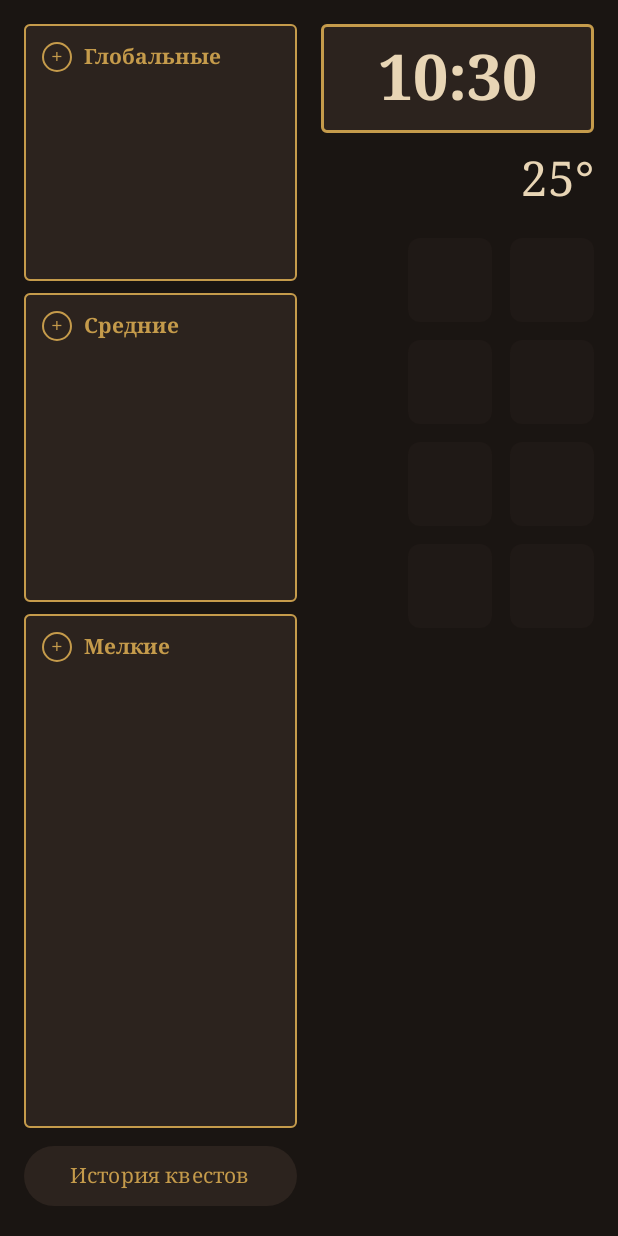
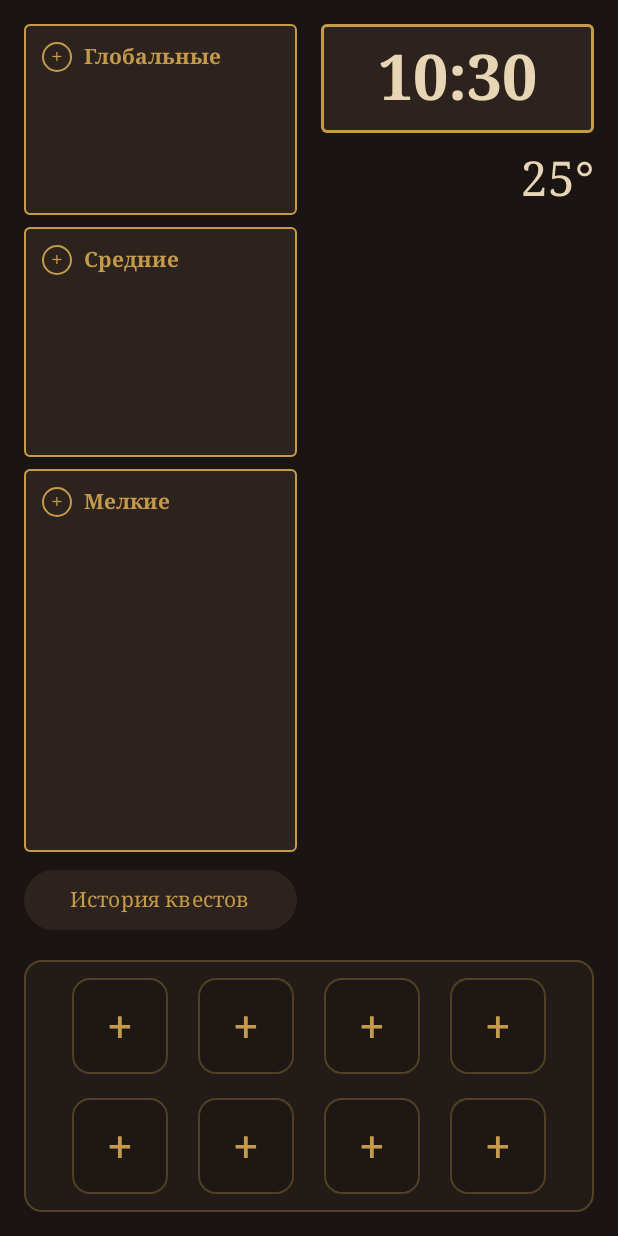
Before and after one commit to Altegro-Salvatore/MyLauncher, an Android app built with Jetpack Compose: the screen it shows after launch (MainActivity), on a phone screen of 412 x 824 dp. Run offline under Robolectric (Android 15) with nearby library versions, the phone set to English and light mode, and no system bars.

Commit message:
Update MainActivity.kt

```diff
--- a/app/src/main/java/com/altegro/launcher/MainActivity.kt
+++ b/app/src/main/java/com/altegro/launcher/MainActivity.kt
@@ -1,13 +1,10 @@
 package com.altegro.launcher
 
-import android.app.AppOpsManager
-import android.app.usage.UsageEvents
-import android.app.usage.UsageStatsManager
 import android.content.Context
 import android.content.Intent
+import android.content.pm.PackageManager
 import android.graphics.drawable.Drawable
 import android.os.Bundle
-import android.provider.Settings
 import androidx.activity.ComponentActivity
 import androidx.activity.compose.setContent
 import androidx.compose.foundation.ExperimentalFoundationApi
@@ -17,6 +14,9 @@ import androidx.compose.foundation.border
 import androidx.compose.foundation.clickable
 import androidx.compose.foundation.layout.*
 import androidx.compose.foundation.lazy.LazyColumn
+import androidx.compose.foundation.lazy.grid.GridCells
+import androidx.compose.foundation.lazy.grid.LazyVerticalGrid
+import androidx.compose.foundation.lazy.grid.items
 import androidx.compose.foundation.lazy.items
 import androidx.compose.foundation.pager.HorizontalPager
 import androidx.compose.foundation.pager.rememberPagerState
@@ -35,12 +35,11 @@ import androidx.compose.ui.text.font.FontWeight
 import androidx.compose.ui.text.input.KeyboardType
 import androidx.compose.ui.text.style.TextAlign
 import androidx.compose.ui.text.style.TextDecoration
+import androidx.compose.ui.text.style.TextOverflow
 import androidx.compose.ui.unit.dp
 import androidx.compose.ui.unit.sp
 import androidx.core.graphics.drawable.toBitmap
-import kotlinx.coroutines.Dispatchers
 import kotlinx.coroutines.delay
-import kotlinx.coroutines.withContext
 import org.json.JSONArray
 import org.json.JSONObject
 import java.text.SimpleDateFormat
@@ -55,9 +54,10 @@ val ColorParchment = Color(0xFFE8D5B5)
 val ColorHp = Color(0xFFD9534F)
 val ColorMp = Color(0xFF5BC0DE)
 
-data class AppInfo(val name: String, val packageName: String, val icon: Drawable)
 data class TaskItem(val id: String, val title: String, val category: String, val isDone: Boolean = false)
+data class SimpleAppInfo(val name: String, val packageName: String, val icon: Drawable)
 
+// Сохранение и загрузка задач
 fun saveTasks(context: Context, tasks: List<TaskItem>) {
     val jsonArray = JSONArray()
     tasks.forEach {
@@ -81,41 +81,50 @@ fun loadTasks(context: Context): List<TaskItem> {
     return list
 }
 
-fun hasUsageStatsPermission(context: Context): Boolean {
-    val appOps = context.getSystemService(Context.APP_OPS_SERVICE) as AppOpsManager
-    val mode = appOps.unsafeCheckOpNoThrow(AppOpsManager.OPSTR_GET_USAGE_STATS, android.os.Process.myUid(), context.packageName)
-    return mode == AppOpsManager.MODE_ALLOWED
+// Сохранение и загрузка выбранных приложений
+fun saveAppSelection(context: Context, packages: List<String>) {
+    val jsonArray = JSONArray(packages)
+    context.getSharedPreferences("launcher_prefs", Context.MODE_PRIVATE).edit().putString("selected_apps", jsonArray.toString()).apply()
 }
 
-// Выполняется в фоне (Dispatchers.IO), чтобы не вешать интерфейс
-suspend fun getFrequentApps(context: Context): List<AppInfo> = withContext(Dispatchers.IO) {
-    val usageStatsManager = context.getSystemService(Context.USAGE_STATS_SERVICE) as UsageStatsManager
-    val endTime = System.currentTimeMillis()
-    val beginTime = endTime - 1000L * 60 * 60 * 24 * 7
-    val usageEvents = usageStatsManager.queryEvents(beginTime, endTime)
-    val event = UsageEvents.Event()
-    val launchCounts = mutableMapOf<String, Int>()
-    val pm = context.packageManager
-
-    while (usageEvents.hasNextEvent()) {
-        usageEvents.getNextEvent(event)
-        if (event.eventType == UsageEvents.Event.ACTIVITY_RESUMED) {
-            val pkg = event.packageName
-            if (pkg != context.packageName && pkg != "com.android.systemui") {
-                if (pm.getLaunchIntentForPackage(pkg) != null) {
-                    launchCounts[pkg] = launchCounts.getOrDefault(pkg, 0) + 1
+fun loadAppSelection(context: Context): List<String> {
+    val prefs = context.getSharedPreferences("launcher_prefs", Context.MODE_PRIVATE)
+    val list = mutableListOf<String>()
+    try {
+        val jsonArray = JSONArray(prefs.getString("selected_apps", "[]") ?: "[]")
+        for (i in 0 until jsonArray.length()) {
+            list.add(jsonArray.getString(i))
         }
-            }
-        }
+    } catch (e: Exception) {}
+    return list
 }
 
-    launchCounts.entries.sortedByDescending { it.value }
-        .mapNotNull {
+// Получить ВСЕ установленные приложения (для меню выбора)
+fun getAllInstalledApps(context: Context): List<SimpleAppInfo> {
+    val pm = context.packageManager
+    val intent = Intent(Intent.ACTION_MAIN, null)
+    intent.addCategory(Intent.CATEGORY_LAUNCHER)
+    val resolveInfoList = pm.queryIntentActivities(intent, 0)
+
+    return resolveInfoList.mapNotNull { resolveInfo ->
         try {
-                val appInfo = pm.getApplicationInfo(it.key, 0)
-                AppInfo(pm.getApplicationLabel(appInfo).toString(), it.key, pm.getApplicationIcon(it.key))
+            val pkg = resolveInfo.activityInfo.packageName
+            val name = resolveInfo.loadLabel(pm).toString()
+            val icon = resolveInfo.loadIcon(pm)
+            SimpleAppInfo(name, pkg, icon)
         } catch (e: Exception) { null }
-        }.distinctBy { it.packageName }.take(8)
+    }.sortedBy { it.name }
+}
+
+// Получить инфу о конкретных приложениях по их пакетам
+fun getAppsByPackages(context: Context, packages: List<String>): List<SimpleAppInfo?> {
+    val pm = context.packageManager
+    return packages.map { pkg ->
+        try {
+            val info = pm.getApplicationInfo(pkg, 0)
+            SimpleAppInfo(pm.getApplicationLabel(info).toString(), pkg, pm.getApplicationIcon(pkg))
+        } catch (e: Exception) { null }
+    }
 }
 
 @OptIn(ExperimentalFoundationApi::class)
@@ -131,7 +140,6 @@ class MainActivity : ComponentActivity() {
     }
 }
 
-// Выносим часы в отдельный компонент, чтобы они не перерисовывали весь экран каждую секунду
 @Composable
 fun ClockWidget() {
     var currentTime by remember { mutableStateOf("") }
@@ -149,14 +157,56 @@ fun ClockWidget() {
 @Composable
 fun ScreenOne() {
     val context = LocalContext.current
-    var apps by remember { mutableStateOf<List<AppInfo>>(emptyList()) }
-    var hasPermission by remember { mutableStateOf(hasUsageStatsPermission(context)) }
+    var tasks by remember { mutableStateOf(loadTasks(context)) }
 
-    var tasks by remember { mutableStateOf(loadTasks(context)) }
+    // Состояние для приложений
+    var selectedPackages by remember { mutableStateOf(loadAppSelection(context)) }
+    var showAppPicker by remember { mutableStateOf(false) }
+    var appToReplaceIndex by remember { mutableStateOf(-1) }
+    val allInstalledApps = remember { getAllInstalledApps(context) }
+
     var showAddDialog by remember { mutableStateOf(false) }
     var showHistoryDialog by remember { mutableStateOf(false) }
     var inputTask by remember { mutableStateOf("") }
     var currentCategory by remember { mutableStateOf("Major") }
+
+    // Меню выбора приложений
+    if (showAppPicker) {
+        AlertDialog(
+            onDismissRequest = { showAppPicker = false }, containerColor = ColorCardBg,
+            title = { Text("Выберите приложение", color = ColorGold, fontFamily = FontFamily.Serif) },
+            text = {
+                LazyVerticalGrid(columns = GridCells.Fixed(4), modifier = Modifier.fillMaxWidth()) {
+                    items(allInstalledApps) { app ->
+                        Column(
+                            horizontalAlignment = Alignment.CenterHorizontally,
+                            modifier = Modifier.padding(8.dp).clickable {
+                                val newList = selectedPackages.toMutableList()
+                                if (appToReplaceIndex == -1) { // Добавляем новое
+                                    if (newList.size < 8) {
+                                        newList.add(app.packageName)
+                                    }
+                                } else { // Заменяем существующее
+                                    if (appToReplaceIndex < newList.size) {
+                                        newList[appToReplaceIndex] = app.packageName
+                                    } else {
+                                        newList.add(app.packageName)
+                                    }
+                                }
+                                selectedPackages = newList
+                                saveAppSelection(context, newList)
+                                showAppPicker = false
+                            }
+                        ) {
+                            Image(bitmap = app.icon.toBitmap(100, 100).asImageBitmap(), contentDescription = app.name, modifier = Modifier.size(48.dp))
+                            Text(app.name, color = ColorParchment, fontSize = 10.sp, maxLines = 1, overflow = TextOverflow.Ellipsis, textAlign = TextAlign.Center)
+                        }
+                    }
+                }
+            },
+            confirmButton = { TextButton(onClick = { showAppPicker = false }) { Text("Отмена", color = ColorParchment) } }
+        )
+    }
 
     if (showAddDialog) {
         AlertDialog(
@@ -184,21 +234,14 @@ fun ScreenOne() {
         )
     }
 
-    // Обновляем список приложений раз в 30 секунд в фоне
-    LaunchedEffect(hasPermission) {
-        if (hasPermission) {
-            while (true) {
-                apps = getFrequentApps(context)
-                delay(30000)
-            }
-        }
-    }
-
-    LaunchedEffect(Unit) { hasPermission = hasUsageStatsPermission(context) }
-
     val onTaskDone: (TaskItem) -> Unit = { task -> tasks = tasks.map { if (it.id == task.id) it.copy(isDone = true) else it }; saveTasks(context, tasks) }
 
-    Row(modifier = Modifier.fillMaxSize().background(ColorBg).padding(16.dp)) {
+    // Основной макет: Верхняя часть (Квесты + Время) и Нижняя часть (Приложения)
+    Column(modifier = Modifier.fillMaxSize().background(ColorBg).padding(16.dp)) {
+
+        // ВЕРХНЯЯ ЧАСТЬ
+        Row(modifier = Modifier.weight(1f).fillMaxWidth()) {
+            // Левая колонка - Квесты
             Column(modifier = Modifier.weight(1f).fillMaxHeight(), verticalArrangement = Arrangement.spacedBy(8.dp)) {
                 Box(modifier = Modifier.weight(1f).fillMaxWidth()) { QuestListCard("Глобальные", tasks.filter { it.category == "Major" && !it.isDone }, { currentCategory = "Major"; showAddDialog = true }, onTaskDone) }
                 Box(modifier = Modifier.weight(1.2f).fillMaxWidth()) { QuestListCard("Средние", tasks.filter { it.category == "Medium" && !it.isDone }, { currentCategory = "Medium"; showAddDialog = true }, onTaskDone) }
@@ -211,31 +254,45 @@ fun ScreenOne() {
 
             Spacer(modifier = Modifier.width(16.dp))
 
+            // Правая колонка - Время и погода
             Column(modifier = Modifier.weight(1f).fillMaxHeight(), horizontalAlignment = Alignment.End) {
+                ClockWidget()
+                Text("25°", fontSize = 32.sp, fontFamily = FontFamily.Serif, color = ColorParchment, modifier = Modifier.padding(vertical = 12.dp))
+            }
+        }
 
-            ClockWidget() // Используем оптимизированные часы
+        Spacer(modifier = Modifier.height(16.dp))
 
-            Text("25°", fontSize = 32.sp, fontFamily = FontFamily.Serif, color = ColorParchment, modifier = Modifier.padding(vertical = 12.dp))
-            Spacer(modifier = Modifier.height(8.dp))
+        // НИЖНЯЯ ЧАСТЬ - Сетка приложений (4x2)
+        val appsInfo = remember(selectedPackages) { getAppsByPackages(context, selectedPackages) }
 
-            if (!hasPermission) {
-                Button(onClick = { context.startActivity(Intent(Settings.ACTION_USAGE_ACCESS_SETTINGS)) }, modifier = Modifier.fillMaxWidth(), colors = ButtonDefaults.buttonColors(containerColor = ColorCardBg)) {
-                    Text("Разрешить\nприложения", textAlign = TextAlign.Center, fontSize = 12.sp, color = ColorGold)
+        Column(
+            modifier = Modifier.fillMaxWidth().background(ColorCardBg.copy(alpha = 0.5f), RoundedCornerShape(12.dp)).border(1.dp, ColorGold.copy(alpha = 0.3f), RoundedCornerShape(12.dp)).padding(12.dp),
+            verticalArrangement = Arrangement.spacedBy(16.dp)
+        ) {
+            for (row in 0 until 2) {
+                Row(modifier = Modifier.fillMaxWidth(), horizontalArrangement = Arrangement.SpaceEvenly) {
+                    for (col in 0 until 4) {
+                        val index = row * 4 + col
+                        val app = if (index < appsInfo.size) appsInfo[index] else null
+
+                        if (app != null) {
+                            // Если приложение выбрано
+                            Box(
+                                modifier = Modifier.size(64.dp).background(Color(0xFF1E1814), RoundedCornerShape(12.dp)).border(1.dp, ColorGold, RoundedCornerShape(12.dp))
+                                    .clickable { context.startActivity(context.packageManager.getLaunchIntentForPackage(app.packageName)) },
+                                contentAlignment = Alignment.Center
+                            ) {
+                                Image(bitmap = app.icon.toBitmap(120, 120).asImageBitmap(), contentDescription = app.name, modifier = Modifier.size(48.dp))
                             }
                         } else {
-                Column(verticalArrangement = Arrangement.spacedBy(12.dp)) {
-                    for (i in 0 until 4) {
-                        Row(horizontalArrangement = Arrangement.spacedBy(12.dp)) {
-                            for (j in 0 until 2) {
-                                val index = i * 2 + j
-                                if (index < apps.size) {
-                                    val app = apps[index]
-                                    Box(modifier = Modifier.size(56.dp).background(ColorCardBg, RoundedCornerShape(8.dp)).border(1.dp, ColorGold.copy(alpha=0.5f), RoundedCornerShape(8.dp)).clickable { context.startActivity(context.packageManager.getLaunchIntentForPackage(app.packageName)) }, contentAlignment = Alignment.Center) {
-                                        Image(bitmap = app.icon.toBitmap(100, 100).asImageBitmap(), contentDescription = app.name, modifier = Modifier.size(40.dp))
-                                    }
-                                } else {
-                                    Box(modifier = Modifier.size(56.dp).background(ColorCardBg.copy(alpha = 0.3f), RoundedCornerShape(8.dp)))
-                                }
+                            // Если пусто - кнопка добавления
+                            Box(
+                                modifier = Modifier.size(64.dp).background(Color(0xFF1E1814), RoundedCornerShape(12.dp)).border(1.dp, ColorGold.copy(alpha = 0.3f), RoundedCornerShape(12.dp))
+                                    .clickable { appToReplaceIndex = -1; showAppPicker = true },
+                                contentAlignment = Alignment.Center
+                            ) {
+                                Text("+", color = ColorGold, fontSize = 28.sp)
                             }
                         }
                     }
```
Lines whose indentation alone changed are shown as unchanged.
